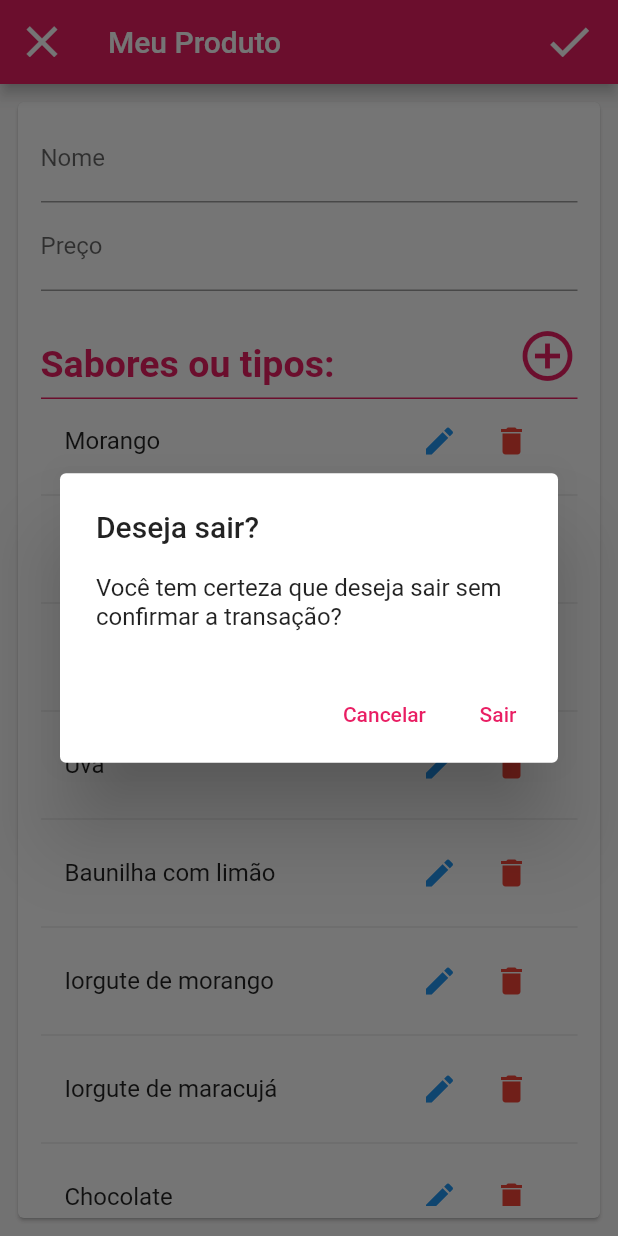
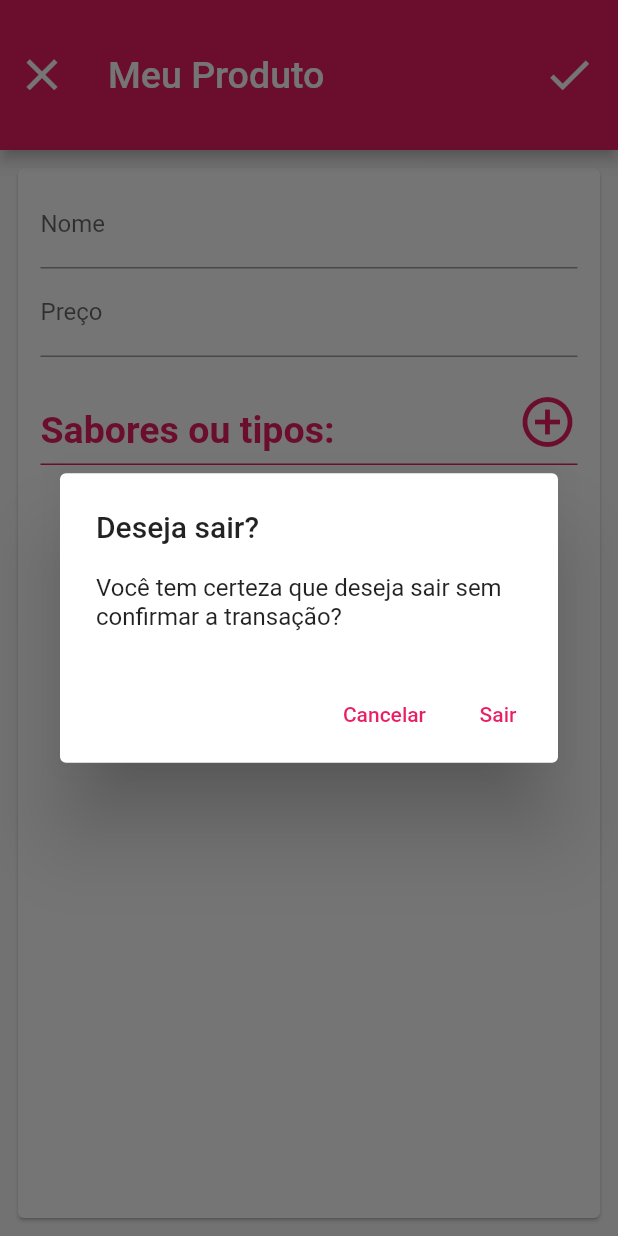
Before and after one commit to Jo-Analyst/app-good-taste, a Flutter app: the ProductFormPage screen opened directly, after a tap on the "close" icon, on a phone screen of 412 x 824 dp. Run offline on Flutter 3.47's test engine with Material 2 defaults, Android fonts, the phone set to English and light mode, and no system bars; our stand-ins replace sqflite; accounts and stored records are empty.

Commit message:
form_flavors

```diff
--- a/lib/app/page/feedstock_page.dart
+++ b/lib/app/page/feedstock_page.dart
@@ -1,3 +1,4 @@
+import 'package:app_good_taste/app/template/feedstock_form.dart';
 import 'package:flutter/material.dart';
 import 'package:app_good_taste/app/partils/modal.dart';
 import 'package:app_good_taste/app/template/feedstock_list.dart';
@@ -42,7 +43,10 @@ class FeedstockPage extends StatelessWidget {
           Container(
             margin: const EdgeInsets.only(right: 10),
             child: IconButton(
-              onPressed: () => Modal.showModal(context, {}),
+              onPressed: () => showModal(
+                context,
+                const Feedstock(feedstockItem: {}),
+              ),
               icon: const Icon(
                 Icons.add,
                 size: 40,
--- a/lib/app/page/good_taste_page.dart
+++ b/lib/app/page/good_taste_page.dart
@@ -41,6 +41,7 @@ class _GoodTastPageState extends State<GoodTastPage> {
         ],
       ),
       // extendBody: true,
+
       bottomNavigationBar: BottomNavigationBar(
         selectedFontSize: 18,
         unselectedFontSize: 16,
--- a/lib/app/page/product_form.dart
+++ /dev/null
@@ -1,190 +0,0 @@
-import 'package:app_good_taste/app/template/dialog.dart';
-import 'package:flutter/material.dart';
-
-class ProductFormPage extends StatefulWidget {
-  const ProductFormPage({super.key});
-
-  @override
-  State<ProductFormPage> createState() => _ProductFormPageState();
-}
-
-class _ProductFormPageState extends State<ProductFormPage> {
-  final _key = GlobalKey<FormState>();
-  List<String> flavors = [
-    "Morango",
-    "Abacaxi",
-    "Maracujá",
-    "Uva",
-    "Baunilha com limão",
-    "Iorgute de morango",
-    "Iorgute de maracujá",
-    "Chocolate",
-    "Açai"
-  ];
-
-  @override
-  Widget build(BuildContext context) {
-    return Scaffold(
-      appBar: AppBar(
-        title: const Text("Meu Produto"),
-        leading: IconButton(
-          onPressed: () => showExitDialog(context),
-          icon: const Icon(
-            Icons.close,
-            size: 35,
-          ),
-        ),
-        actions: [
-          Container(
-            margin: const EdgeInsets.only(right: 10),
-            child: IconButton(
-                onPressed: () {},
-                icon: const Icon(
-                  Icons.check_outlined,
-                  size: 35,
-                )),
-          )
-        ],
-      ),
-      body: Padding(
-        padding: const EdgeInsets.all(8.0),
-        child: Card(
-          child: Padding(
-            padding: const EdgeInsets.symmetric(
-              vertical: 8,
-              horizontal: 15,
-            ),
-            child: SingleChildScrollView(
-              child: Column(
-                children: [
-                  Form(
-                    key: _key,
-                    child: Column(
-                      children: [
-                        Column(
-                          children: [
-                            TextFormField(
-                              decoration:
-                                  const InputDecoration(labelText: "Nome"),
-                              textInputAction: TextInputAction.next,
-                            ),
-                            TextFormField(
-                              keyboardType:
-                                  const TextInputType.numberWithOptions(
-                                decimal: true,
-                              ),
-                              textInputAction: TextInputAction.next,
-                              decoration:
-                                  const InputDecoration(labelText: "Preço"),
-                            ),
-                          ],
-                        ),
-                      ],
-                    ),
-                  ),
-                  Container(
-                    margin: const EdgeInsets.only(top: 15),
-                    child: Row(
-                      mainAxisAlignment: MainAxisAlignment.spaceBetween,
-                      crossAxisAlignment: CrossAxisAlignment.end,
-                      children: [
-                        Text(
-                          "Sabores ou tipos: ",
-                          style: TextStyle(
-                              color: Theme.of(context).primaryColor,
-                              fontSize: 25,
-                              fontWeight: FontWeight.w700),
-                        ),
-                        IconButton(
-                          onPressed: () {},
-                          icon: Icon(
-                            Icons.add_circle_outline,
-                            color: Theme.of(context).primaryColor,
-                            size: 40,
-                          ),
-                        ),
-                      ],
-                    ),
-                  ),
-                  Container(
-                    margin: const EdgeInsets.only(top: 8),
-                    width: double.infinity,
-                    height: 1,
-                    color: Theme.of(context).primaryColor,
-                  ),
-                  ListView.builder(
-                    shrinkWrap: true,
-                    physics: const NeverScrollableScrollPhysics(),
-                    itemCount: flavors.length,
-                    itemBuilder: (context, index) {
-                      return Column(
-                        children: [
-                          ListTile(
-                            title: Text(flavors[index]),
-                            trailing: SizedBox(
-                              width: 100,
-                              child: Row(
-                                children: [
-                                  IconButton(
-                                    onPressed: () {},
-                                    icon: const Icon(
-                                      Icons.edit,
-                                      color: Colors.blue,
-                                    ),
-                                  ),
-                                  IconButton(
-                                    onPressed: () {},
-                                    icon: const Icon(
-                                      Icons.delete,
-                                      color: Colors.red,
-                                    ),
-                                  ),
-                                ],
-                              ),
-                            ),
-                          ),
-                          const Divider(),
-                        ],
-                      );
-                    },
-                  ),
-                ],
-              ),
-            ),
-          ),
-        ),
-      ),
-    );
-  }
-}
-// Widget build(BuildContext context) {
-    // return WillPopScope(
-    //   onWillPop: () async {
-    //     bool confirmExit = await showDialog(
-    //       context: context,
-    //       builder: (BuildContext context) {
-    //         return AlertDialog(
-    //           title: const Text('Deseja sair?'),
-    //           content: const Text(
-    //               'Você tem certeza que deseja sair sem confirmar a transação?'),
-    //           actions: [
-    //             TextButton(
-    //               child: const Text('Cancelar'),
-    //               onPressed: () {
-    //                 Navigator.of(context).pop(false);
-    //               },
-    //             ),
-    //             TextButton(
-    //               child: const Text('Sair'),
-    //               onPressed: () {
-    //                 Navigator.of(context).pop(true);
-    //               },
-    //             ),
-    //           ],
-    //         );
-    //       },
-    //     );
-
-    //     return confirmExit;
-    //   },
-// }
--- /dev/null
+++ b/lib/app/page/product_form_page.dart
@@ -0,0 +1,232 @@
+import 'package:app_good_taste/app/partils/modal.dart';
+import 'package:app_good_taste/app/template/dialog.dart';
+import 'package:app_good_taste/app/template/flavor_form.dart';
+import 'package:flutter/material.dart';
+
+class ProductFormPage extends StatefulWidget {
+  const ProductFormPage({super.key});
+
+  @override
+  State<ProductFormPage> createState() => _ProductFormPageState();
+}
+
+class _ProductFormPageState extends State<ProductFormPage> {
+  final _key = GlobalKey<FormState>();
+  List<String> flavors = [
+    // "Morango",
+    // "Abacaxi",
+    // "Maracujá",
+    // "Uva",
+    // "Baunilha com limão",
+    // "Iorgute de morango",
+    // "Iorgute de maracujá",
+    // "Chocolate",
+    // "Açai"
+  ];
+
+  @override
+  Widget build(BuildContext context) {
+    return WillPopScope(
+      onWillPop: () async {
+        final confirmExit = await showExitDialog(context);
+        return confirmExit ?? false;
+      },
+      child: Scaffold(
+        appBar: AppBar(
+          title: const Text(
+            "Meu Produto",
+            style: TextStyle(fontSize: 25),
+          ),
+          leading: IconButton(
+            onPressed: () {
+              if (flavors.isEmpty) {
+                showExitDialog(context).then((confirmExit) {
+                  if (confirmExit!) {
+                    Navigator.of(context).pop();
+                  }
+                });
+              } else {
+                Navigator.of(context).pop();
+              }
+            },
+            icon: const Icon(
+              Icons.close,
+              size: 35,
+            ),
+          ),
+          actions: [
+            Container(
+              margin: const EdgeInsets.only(right: 10),
+              child: IconButton(
+                onPressed: () {},
+                icon: const Icon(
+                  Icons.check_outlined,
+                  size: 35,
+                ),
+              ),
+            )
+          ],
+          toolbarHeight: 100,
+        ),
+        body: Container(
+          height: double.infinity,
+          padding: const EdgeInsets.all(8.0),
+          child: Card(
+            child: Padding(
+              padding: const EdgeInsets.symmetric(
+                vertical: 8,
+                horizontal: 15,
+              ),
+              child: SingleChildScrollView(
+                child: Column(
+                  children: [
+                    Form(
+                      key: _key,
+                      child: Column(
+                        children: [
+                          Column(
+                            children: [
+                              TextFormField(
+                                decoration:
+                                    const InputDecoration(labelText: "Nome"),
+                                textInputAction: TextInputAction.next,
+                              ),
+                              TextFormField(
+                                keyboardType:
+                                    const TextInputType.numberWithOptions(
+                                  decimal: true,
+                                ),
+                                textInputAction: TextInputAction.next,
+                                decoration:
+                                    const InputDecoration(labelText: "Preço"),
+                              ),
+                            ],
+                          ),
+                        ],
+                      ),
+                    ),
+                    Container(
+                      margin: const EdgeInsets.only(top: 15),
+                      child: Row(
+                        mainAxisAlignment: MainAxisAlignment.spaceBetween,
+                        crossAxisAlignment: CrossAxisAlignment.end,
+                        children: [
+                          Text(
+                            "Sabores ou tipos: ",
+                            style: TextStyle(
+                                color: Theme.of(context).primaryColor,
+                                fontSize: 25,
+                                fontWeight: FontWeight.w700),
+                          ),
+                          IconButton(
+                            onPressed: () => showModal(
+                              context,
+                              const FlavorForm(),
+                            ),
+                            icon: Icon(
+                              Icons.add_circle_outline,
+                              color: Theme.of(context).primaryColor,
+                              size: 40,
+                            ),
+                          ),
+                        ],
+                      ),
+                    ),
+                    Container(
+                      margin: const EdgeInsets.only(top: 8),
+                      width: double.infinity,
+                      height: 1,
+                      color: Theme.of(context).primaryColor,
+                    ),
+                    flavors.isEmpty
+                        ? Container(
+                            margin: const EdgeInsets.only(top: 150),
+                            child: const Column(
+                              mainAxisAlignment: MainAxisAlignment.center,
+                              children: [
+                                Center(
+                                  child: Text(
+                                    "Não há sabores adicionados",
+                                    style: TextStyle(fontSize: 20),
+                                  ),
+                                ),
+                              ],
+                            ),
+                          )
+                        : ListView.builder(
+                            shrinkWrap: true,
+                            physics: const NeverScrollableScrollPhysics(),
+                            itemCount: flavors.length,
+                            itemBuilder: (context, index) {
+                              return Column(
+                                children: [
+                                  ListTile(
+                                    title: Text(flavors[index]),
+                                    trailing: SizedBox(
+                                      width: 100,
+                                      child: Row(
+                                        children: [
+                                          IconButton(
+                                            onPressed: () {},
+                                            icon: const Icon(
+                                              Icons.edit,
+                                              color: Colors.blue,
+                                            ),
+                                          ),
+                                          IconButton(
+                                            onPressed: () {},
+                                            icon: const Icon(
+                                              Icons.delete,
+                                              color: Colors.red,
+                                            ),
+                                          ),
+                                        ],
+                                      ),
+                                    ),
+                                  ),
+                                  const Divider(),
+                                ],
+                              );
+                            },
+                          ),
+                  ],
+                ),
+              ),
+            ),
+          ),
+        ),
+      ),
+    );
+  }
+}
+// Widget build(BuildContext context) {
+    // return WillPopScope(
+    //   onWillPop: () async {
+    //     bool confirmExit = await showDialog(
+    //       context: context,
+    //       builder: (BuildContext context) {
+    //         return AlertDialog(
+    //           title: const Text('Deseja sair?'),
+    //           content: const Text(
+    //               'Você tem certeza que deseja sair sem confirmar a transação?'),
+    //           actions: [
+    //             TextButton(
+    //               child: const Text('Cancelar'),
+    //               onPressed: () {
+    //                 Navigator.of(context).pop(false);
+    //               },
+    //             ),
+    //             TextButton(
+    //               child: const Text('Sair'),
+    //               onPressed: () {
+    //                 Navigator.of(context).pop(true);
+    //               },
+    //             ),
+    //           ],
+    //         );
+    //       },
+    //     );
+
+    //     return confirmExit;
+    //   },
+// }
--- a/lib/app/page/product_page.dart
+++ b/lib/app/page/product_page.dart
@@ -1,4 +1,4 @@
-import 'package:app_good_taste/app/page/product_form.dart';
+import 'package:app_good_taste/app/page/product_form_page.dart';
 import 'package:flutter/material.dart';
 import 'package:app_good_taste/app/template/product_list.dart';
 
--- a/lib/app/template/bottom_navigation_bar_item.dart
+++ b/lib/app/template/bottom_navigation_bar_item.dart
@@ -16,8 +16,8 @@ class BottomNavigationBarItemTemplate {
         label: "Produtos",
       ),
       BottomNavigationBarItem(
-        icon: Icon(Icons.picture_as_pdf_outlined),
-        label: "Relatório",
+        icon: Icon(Icons.settings_outlined),
+        label: "Configuração",
       ),
       // BottomNavigationBarItemTemplate.buttomItem(const Icon(Icons.home), "Início"),
     ];
--- a/lib/app/template/dialog.dart
+++ b/lib/app/template/dialog.dart
@@ -1,24 +1,78 @@
 import 'package:flutter/material.dart';
 
-void showExitDialog(BuildContext context) {
-  showDialog(
+// Future<bool?> showExitDialog() async {
+//     return showDialog<bool>(
+//       context: context,
+//       builder: (BuildContext context) {
+//         return AlertDialog(
+//           title: const Text('Deseja sair?'),
+//           content: const Text('Você tem certeza que deseja sair sem confirmar a transação?'),
+//           actions: [
+//             TextButton(
+//               child: const Text('Cancelar'),
+//               onPressed: () {
+//                 Navigator.of(context).pop(false);
+//               },
+//             ),
+//             TextButton(
+//               child: const Text('Sair'),
+//               onPressed: () {
+//                 Navigator.of(context).pop(true);
+//               },
+//             ),
+//           ],
+//         );
+//       },
+//     ) ?? false;
+//   }
+
+
+// // void showExitDialog(BuildContext context) {
+//   // showDialog(
+//   //   context: context,
+//   //   builder: (BuildContext context) {
+//   //     return AlertDialog(
+//   //       title: const Text('Deseja sair?'),
+//   //       content: const Text('Você tem certeza que deseja sair sem confirmar a transação?'),
+//   //       actions: [
+//   //         TextButton(
+//   //           child: const Text('Cancelar'),
+//   //           onPressed: () {
+//   //             Navigator.of(context).pop();
+//   //           },
+//   //         ),
+//   //         TextButton(
+//   //           child: const Text('Sair'),
+//   //           onPressed: () {
+//   //             Navigator.of(context).pop();
+//   //             Navigator.of(context).pop();
+//   //           },
+//   //         ),
+//   //       ],
+//   //     );
+//   //   },
+//   // );
+// // }
+
+Future<bool?> showExitDialog(BuildContext context) async {
+    return showDialog<bool>(
       context: context,
       builder: (BuildContext context) {
         return AlertDialog(
           title: const Text('Deseja sair?'),
-        content: const Text('Você tem certeza que deseja sair sem confirmar a transação?'),
+          content: const Text(
+              'Você tem certeza que deseja sair sem confirmar a transação?'),
           actions: [
             TextButton(
               child: const Text('Cancelar'),
               onPressed: () {
-              Navigator.of(context).pop();
+                Navigator.of(context).pop(false);
               },
             ),
             TextButton(
               child: const Text('Sair'),
               onPressed: () {
-              Navigator.of(context).pop();
-              Navigator.of(context).pop();
+                Navigator.of(context).pop(true);
               },
             ),
           ],
--- a/lib/app/template/feedstock_list.dart
+++ b/lib/app/template/feedstock_list.dart
@@ -1,3 +1,4 @@
+import 'package:app_good_taste/app/template/feedstock_form.dart';
 import 'package:flutter/material.dart';
 import 'package:app_good_taste/app/partils/modal.dart';
 import 'package:intl/intl.dart';
@@ -37,7 +38,10 @@ class FeedstockList extends StatelessWidget {
         child: Row(
           children: [
             IconButton(
-              onPressed: () => Modal.showModal(context, feedstockItem),
+              onPressed: () => showModal(
+                context,
+                Feedstock(feedstockItem: feedstockItem),
+              ),
               icon: const Icon(
                 Icons.edit_sharp,
                 color: Colors.blue,
--- a/lib/app/template/movement_details_template.dart
+++ b/lib/app/template/movement_details_template.dart
@@ -101,7 +101,7 @@ class _MovementDetailsTemplate extends State<MovementDetailsTemplate> {
 
                             return Container(
                               width: double.infinity,
-                              color: const Color.fromARGB(255, 222, 219, 219),
+                              color: Color.fromARGB(255, 192, 190, 190),
                               child: Align(
                                 alignment: Alignment.centerRight,
                                 child: Padding(
--- a/pubspec.yaml
+++ b/pubspec.yaml
@@ -38,6 +38,7 @@ dependencies:
   intl: ^0.18.1
   sqflite: ^2.2.8+4
   path: ^1.8.3
+  awesome_icons: ^1.1.0
 
 dev_dependencies:
   flutter_test:
```
Also changed, not shown: lib/app/page/movement_details_page.dart (+26 -8 lines), lib/app/partils/modal.dart (+7 -10 lines), lib/app/template/flavor_form.dart (+37 -7 lines), assets/taste.jpg (added), pubspec.lock. Lines whose indentation alone changed are shown as unchanged.
